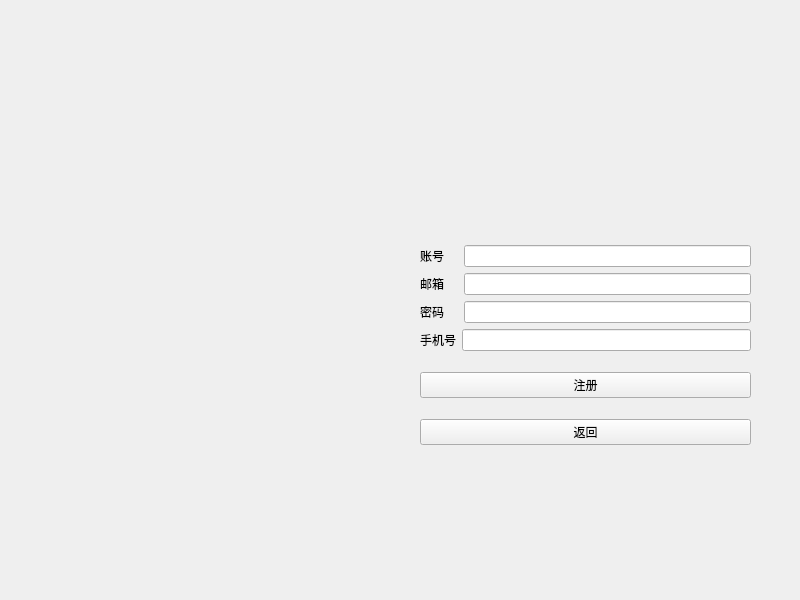
Above: mainmenu/register.ui from emon100/typeing-elite-client before the change. Below: the same form after it.
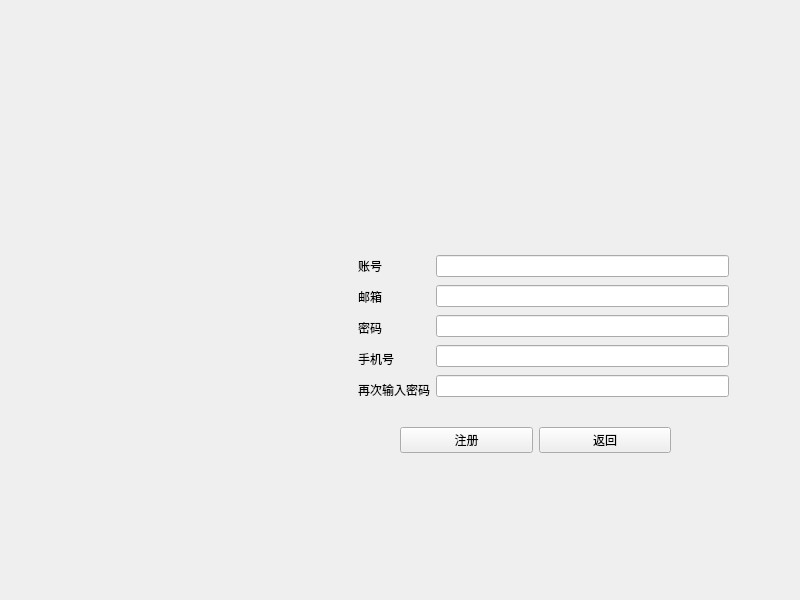
That is the form after the change.

The edit to the form file:
```diff
--- a/mainmenu/register.ui
+++ b/mainmenu/register.ui
@@ -16,61 +16,30 @@
   <widget class="QWidget" name="">
    <property name="geometry">
     <rect>
-     <x>420</x>
-     <y>230</y>
-     <width>331</width>
-     <height>231</height>
+     <x>358</x>
+     <y>253</y>
+     <width>371</width>
+     <height>149</height>
     </rect>
    </property>
-   <layout class="QVBoxLayout" name="verticalLayout_2">
-    <item>
-     <layout class="QVBoxLayout" name="verticalLayout">
-      <item>
-       <layout class="QHBoxLayout" name="horizontalLayout">
-        <item>
-         <widget class="QLabel" name="label_2">
-          <property name="text">
-           <string>账号    </string>
-          </property>
-         </widget>
-        </item>
-        <item>
+   <layout class="QGridLayout" name="gridLayout_2">
+    <item row="0" column="1" rowspan="5">
+     <layout class="QGridLayout" name="gridLayout">
+      <item row="0" column="0">
          <widget class="QLineEdit" name="IdLineEdit">
           <property name="clearButtonEnabled">
            <bool>true</bool>
           </property>
          </widget>
         </item>
-       </layout>
-      </item>
-      <item>
-       <layout class="QHBoxLayout" name="horizontalLayout_2">
-        <item>
-         <widget class="QLabel" name="label_4">
-          <property name="text">
-           <string>邮箱    </string>
-          </property>
-         </widget>
-        </item>
-        <item>
+      <item row="1" column="0">
          <widget class="QLineEdit" name="EmailLineEdit">
           <property name="clearButtonEnabled">
            <bool>true</bool>
           </property>
          </widget>
         </item>
-       </layout>
-      </item>
-      <item>
-       <layout class="QHBoxLayout" name="horizontalLayout_3">
-        <item>
-         <widget class="QLabel" name="label_3">
-          <property name="text">
-           <string>密码    </string>
-          </property>
-         </widget>
-        </item>
-        <item>
+      <item row="2" column="0">
          <widget class="QLineEdit" name="PasswordLineEdit">
           <property name="echoMode">
            <enum>QLineEdit::PasswordEchoOnEdit</enum>
@@ -83,28 +52,65 @@
           </property>
          </widget>
         </item>
-       </layout>
-      </item>
-      <item>
-       <layout class="QHBoxLayout" name="horizontalLayout_4">
-        <item>
+      <item row="3" column="0">
+       <widget class="QLineEdit" name="PhoneLineEdit">
+        <property name="clearButtonEnabled">
+         <bool>true</bool>
+        </property>
+       </widget>
+      </item>
+      <item row="4" column="0">
+       <widget class="QLineEdit" name="AgainPassword"/>
+      </item>
+     </layout>
+    </item>
+    <item row="1" column="0">
+     <widget class="QLabel" name="label_4">
+      <property name="text">
+       <string>邮箱    </string>
+      </property>
+     </widget>
+    </item>
+    <item row="2" column="0">
+     <widget class="QLabel" name="label_3">
+      <property name="text">
+       <string>密码    </string>
+      </property>
+     </widget>
+    </item>
+    <item row="3" column="0">
          <widget class="QLabel" name="label">
           <property name="text">
            <string>手机号</string>
           </property>
          </widget>
         </item>
-        <item>
-         <widget class="QLineEdit" name="PhoneLineEdit">
-          <property name="clearButtonEnabled">
-           <bool>true</bool>
+    <item row="4" column="0">
+     <widget class="QLabel" name="label_5">
+      <property name="text">
+       <string>再次输入密码</string>
           </property>
          </widget>
         </item>
-       </layout>
-      </item>
-     </layout>
-    </item>
+    <item row="0" column="0">
+     <widget class="QLabel" name="label_2">
+      <property name="text">
+       <string>账号    </string>
+      </property>
+     </widget>
+    </item>
+   </layout>
+  </widget>
+  <widget class="QWidget" name="">
+   <property name="geometry">
+    <rect>
+     <x>400</x>
+     <y>420</y>
+     <width>271</width>
+     <height>41</height>
+    </rect>
+   </property>
+   <layout class="QHBoxLayout" name="horizontalLayout">
     <item>
      <widget class="QPushButton" name="RegisterButton">
       <property name="text">
```
Lines whose indentation alone changed are shown as unchanged.
